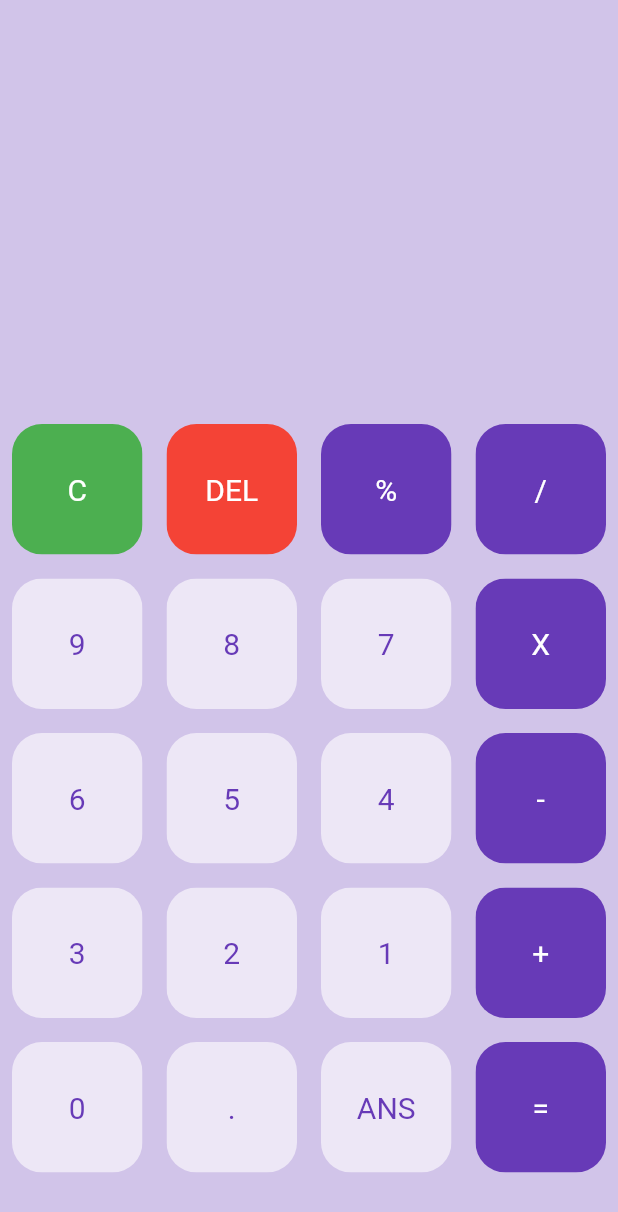
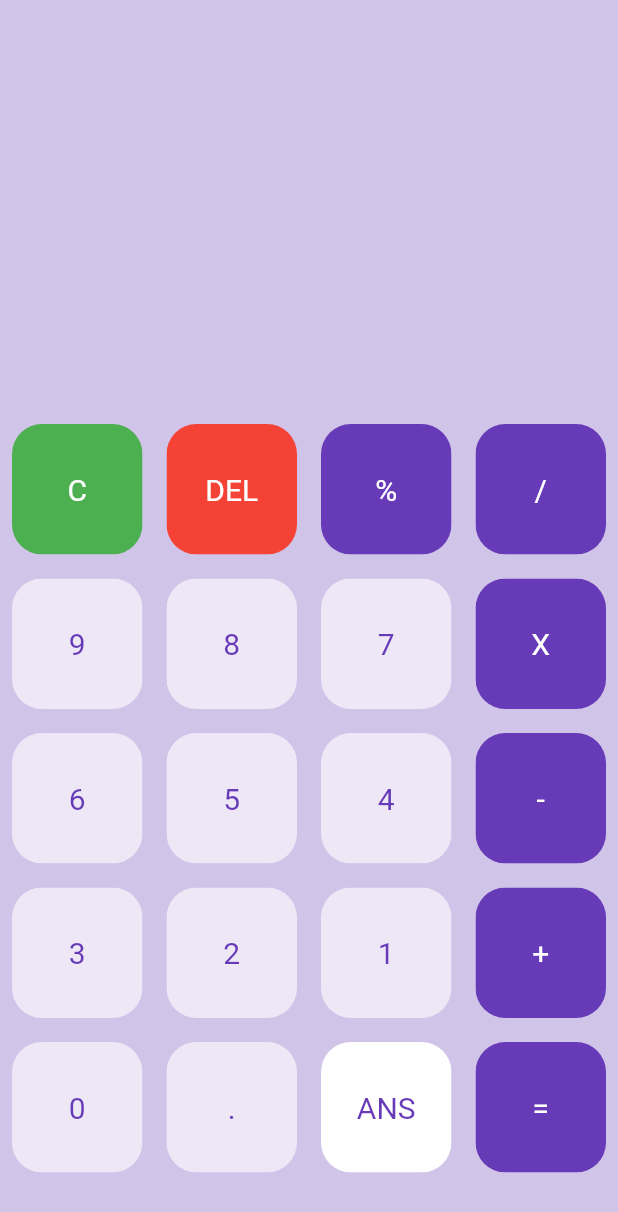
Before and after one commit to naimbob95/Flutter-Calculator-App, a Flutter app: the screen it shows after launch, on a phone screen of 412 x 824 dp. Shown: the top 1212 px of the screen. Run offline on Flutter 3.47's test engine with Material 2 defaults, Android fonts, the phone set to English and light mode, and no system bars; our stand-ins replace math_expressions.

Commit message:
update answer with bold font

```diff
--- a/lib/main.dart
+++ b/lib/main.dart
@@ -1,4 +1,5 @@
 import 'package:flutter/material.dart';
+import 'package:flutter/painting.dart';
 import 'package:new_calculator_app/buttons.dart';
 import 'package:math_expressions/math_expressions.dart';
 
@@ -73,7 +74,7 @@ class _MyHomePageState extends State<MyHomePage> {
                         alignment: Alignment.centerRight,
                         child: Text(
                           userAnswer,
-                          style: TextStyle(fontSize: 20),
+                          style: TextStyle(fontSize: 50, fontWeight: FontWeight.w700),
                         ))
                   ],
                 ),
@@ -105,13 +106,28 @@ class _MyHomePageState extends State<MyHomePage> {
                           return MyButton(
 
                               buttonTapped: () {
-                                setState(() {
+                                if(userQuestion != ''){
+                                  setState(() {
                                   userQuestion = userQuestion.substring(
                                       0, userQuestion.length - 1);
                                 });
+                                }
+
                               },
                               color: Colors.red,
                               textColor: Colors.white,
+                              buttonText: buttons[index]);
+                        }
+                        // ANSWER BUTTON
+                        else if (index == buttons.length - 2){
+                          return MyButton(
+                              buttonTapped: () {
+                                setState(() {
+                                   userQuestion = userAnswer;
+                                });
+                              },
+                              color: Colors.white,
+                              textColor: Colors.deepPurple,
                               buttonText: buttons[index]);
                         }
                         // EQUAL BUTTON
```
